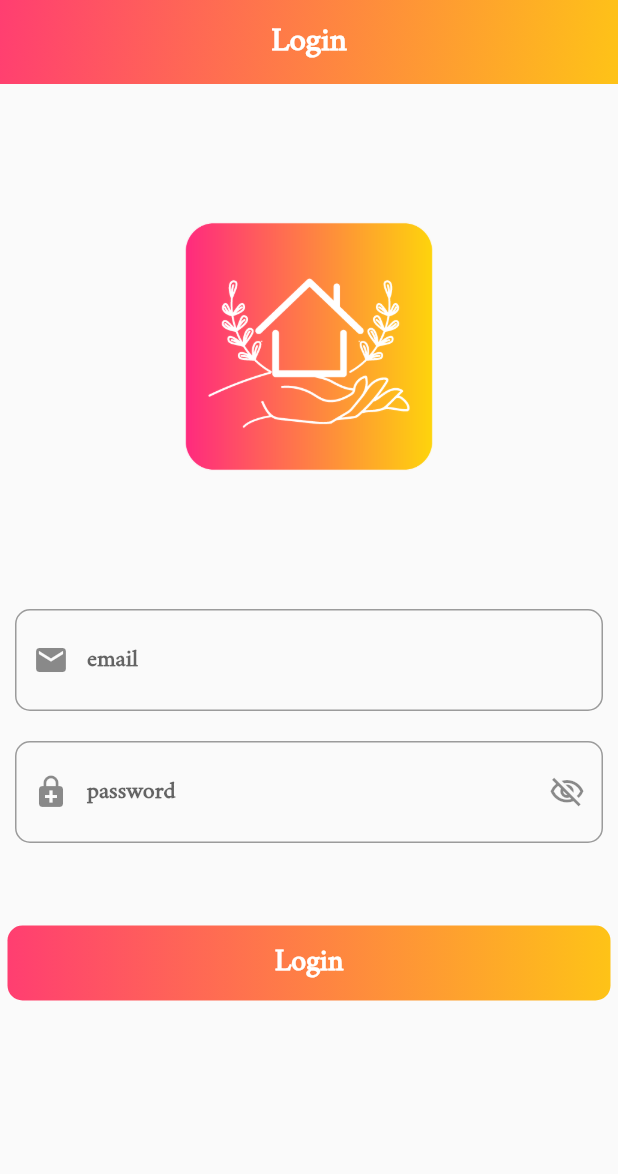
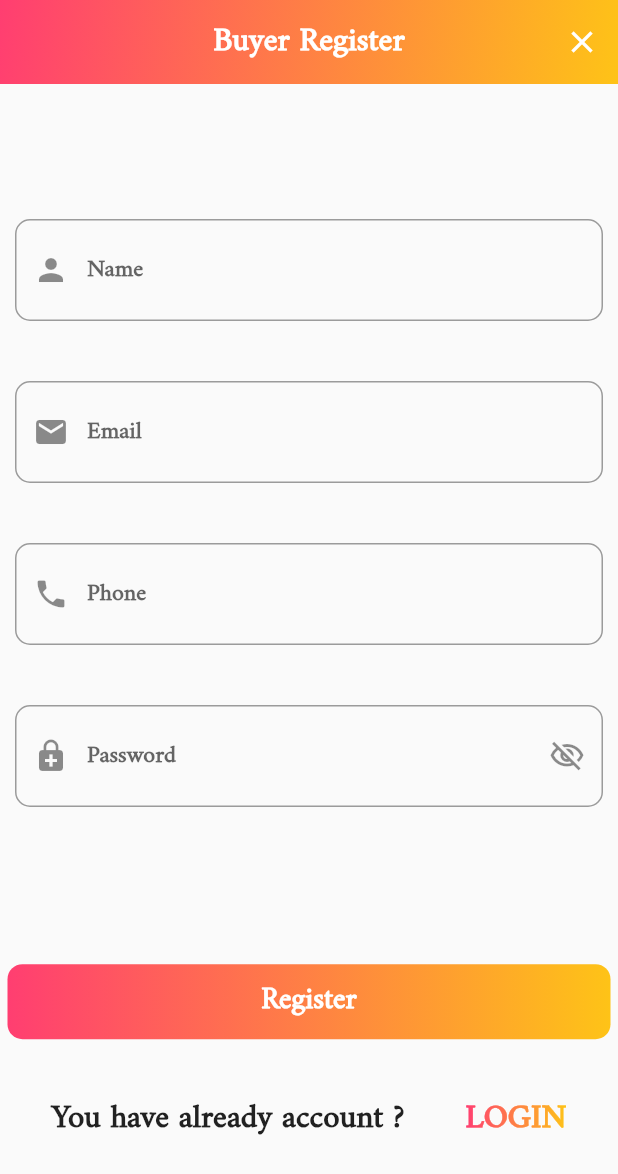
Before and after one commit to oqbahdx/hand-made-new, a Flutter app: the screen it shows after launch, on a phone screen of 412 x 824 dp. Shown: the top 1174 px of the screen. Run offline on Flutter 3.47's test engine with Material 2 defaults, Android fonts, the phone set to English and light mode, and no system bars; drawn by our look-alikes of simple_gradient_text; our stand-ins replace flutter_bloc, google_maps_flutter, google_nav_bar, image_picker, smooth_page_indicator.

Commit message:
add register page

```diff
--- a/lib/main.dart
+++ b/lib/main.dart
@@ -1,6 +1,7 @@
 import 'package:flutter/material.dart';
 import 'package:flutter_bloc/flutter_bloc.dart';
 import 'package:hand_made_new/screens/account/login.dart';
+import 'package:hand_made_new/screens/account/main_register.dart';
 import 'package:hand_made_new/screens/home/map.dart';
 import 'package:hand_made_new/screens/home/start.dart';
 import 'package:hand_made_new/screens/intro/onBoarding.dart';
@@ -18,9 +19,6 @@ void main(){
 
 class MyApp extends StatelessWidget {
   const MyApp({Key key}) : super(key: key);
-
-
-
   @override
   Widget build(BuildContext context) {
     return MultiBlocProvider(
@@ -32,13 +30,14 @@ class MyApp extends StatelessWidget {
           fontFamily: 'Amiri',
         ),
         debugShowCheckedModeBanner: false,
-        initialRoute: LoginPage.id,
+        initialRoute: RegisterMainPage.id,
         routes: {
           OnBoarding.id:(context)=>OnBoarding(),
           StartPage.id:(context)=>const StartPage(),
           MapPage.id:(context)=>const MapPage(),
           AddProduct.id:(context)=>const AddProduct(),
           LoginPage.id:(context)=>const LoginPage(),
+          RegisterMainPage.id:(context)=>const RegisterMainPage(),
         },
       ),
     );
--- a/lib/screens/account/buyer_register.dart
+++ b/lib/screens/account/buyer_register.dart
@@ -0,0 +1,58 @@
+import 'package:flutter/material.dart';
+import 'package:hand_made_new/components/containers.dart';
+import 'package:hand_made_new/state_management/cubit.dart';
+import 'package:hand_made_new/styles/fonts.dart';
+import 'package:hand_made_new/widgets/text_from_field.dart';
+
+class BuyerRegisterPage extends StatefulWidget {
+  const BuyerRegisterPage({Key key}) : super(key: key);
+ static String id = "BuyerRegisterPage";
+  @override
+  _BuyerRegisterPageState createState() => _BuyerRegisterPageState();
+}
+
+class _BuyerRegisterPageState extends State<BuyerRegisterPage> {
+  @override
+  Widget build(BuildContext context) {
+    return Scaffold(
+      body: Column(
+        children: [
+          SizedBox(height: 90,),
+          defaultTextFormField(
+            text: 'Name',
+            type: TextInputType.name,
+            icn: Icons.person,
+            controller: null,
+          ),
+          SizedBox(height: 40,),
+          defaultTextFormField(
+            text: 'Email',
+            type: TextInputType.emailAddress,
+            icn: Icons.email,
+            controller: null,
+          ),
+          SizedBox(height: 40,),
+          defaultTextFormField(
+            text: 'Phone',
+            type: TextInputType.number,
+            icn: Icons.phone,
+            controller: null,
+          ),
+          SizedBox(height: 40,),
+          defaultTextFormField(
+            text: 'Password',
+            type: TextInputType.text,
+            icn: Icons.enhanced_encryption,
+            controller: null,
+            sec: HandCubit.get(context).isShow,
+            showPass: IconButton(onPressed: (){
+              HandCubit.get(context).changePasswordVisibility();
+            }, icon: Icon(HandCubit.get(context).icon)),
+          ),
+
+         // containerBuildTap(text: 'Register',onTap: (){}),
+        ],
+      ),
+    );
+  }
+}
--- a/lib/screens/account/login.dart
+++ b/lib/screens/account/login.dart
@@ -1,10 +1,12 @@
 import 'package:flutter/material.dart';
 import 'package:flutter_bloc/flutter_bloc.dart';
 import 'package:hand_made_new/components/containers.dart';
+import 'package:hand_made_new/screens/account/main_register.dart';
 import 'package:hand_made_new/state_management/cubit.dart';
 import 'package:hand_made_new/state_management/states.dart';
 import 'package:hand_made_new/styles/fonts.dart';
 import 'package:hand_made_new/widgets/app_bar.dart';
+import 'package:hand_made_new/widgets/navigators.dart';
 import 'package:hand_made_new/widgets/text_from_field.dart';
 
 class LoginPage extends StatefulWidget {
@@ -18,10 +20,11 @@ class LoginPage extends StatefulWidget {
 class _LoginPageState extends State<LoginPage> {
   @override
   Widget build(BuildContext context) {
-   return BlocProvider(create: (BuildContext context)=>HandCubit(),
-   child: BlocConsumer<HandCubit,HandMadeState>(
-     listener: (context,state){},
-     builder: (context,state){
+    return BlocProvider(
+      create: (BuildContext context) => HandCubit(),
+      child: BlocConsumer<HandCubit, HandMadeState>(
+        listener: (context, state) {},
+        builder: (context, state) {
           return Scaffold(
               appBar: appBarWidget(
                 title: Text(
@@ -29,7 +32,8 @@ class _LoginPageState extends State<LoginPage> {
                   style: normalText,
                 ),
                 elevation: 0.0,
-               action: Container()),
+                action: IconButton(onPressed: () {}, icon: Icon(Icons.close)),
+              ),
               body: ListView(
                 children: [
                   SizedBox(
@@ -57,11 +61,10 @@ class _LoginPageState extends State<LoginPage> {
                   defaultTextFormField(
                       text: 'password',
                       showPass: IconButton(
-                       onPressed: (){
+                          onPressed: () {
                             HandCubit.get(context).changePasswordVisibility();
                           },
-                       icon: Icon(HandCubit.get(context).icon)
-                   ),
+                          icon: Icon(HandCubit.get(context).icon)),
                       sec: HandCubit.get(context).isShow,
                       function: null,
                       controller: null,
@@ -70,10 +73,24 @@ class _LoginPageState extends State<LoginPage> {
                   SizedBox(
                     height: 50,
                   ),
-               containerBuildTap(
-                 text: 'Login',
-                 onTap: (){}
+                  containerBuildTap(text: 'Login', onTap: () {}),
+                  SizedBox(
+                    height: 20,
                   ),
+                  Row(
+                    mainAxisAlignment: MainAxisAlignment.spaceEvenly,
+                    children: [
+                      Text(
+                        'You have already account ? ',
+                        style: normalText,
+                      ),
+                      gradientText(
+                          text: 'REGISTER',
+                          onTap: () {
+                            moveToPageAndFinish(context, RegisterMainPage());
+                          })
+                    ],
+                  )
                 ],
               ));
         },
--- a/lib/screens/account/main_register.dart
+++ b/lib/screens/account/main_register.dart
@@ -0,0 +1,85 @@
+import 'package:flutter/material.dart';
+import 'package:flutter_bloc/flutter_bloc.dart';
+import 'package:hand_made_new/components/containers.dart';
+import 'package:hand_made_new/screens/account/buyer_register.dart';
+import 'package:hand_made_new/screens/account/login.dart';
+import 'package:hand_made_new/screens/account/seller_register.dart';
+import 'package:hand_made_new/state_management/cubit.dart';
+import 'package:hand_made_new/state_management/states.dart';
+import 'package:hand_made_new/styles/fonts.dart';
+import 'package:hand_made_new/widgets/app_bar.dart';
+import 'package:hand_made_new/widgets/navigators.dart';
+
+
+class RegisterMainPage extends StatefulWidget {
+  const RegisterMainPage({Key key}) : super(key: key);
+  static String id = "RegisterMainPage";
+  @override
+  _RegisterMainPageState createState() => _RegisterMainPageState();
+}
+
+class _RegisterMainPageState extends State<RegisterMainPage> {
+  List<String> titles = [
+    'Buyer Register',
+    'Seller Register'
+  ];
+  @override
+  Widget build(BuildContext context) {
+   double h = MediaQuery.of(context).size.height;
+   double w = MediaQuery.of(context).size.width;
+    return BlocProvider(
+      create:(BuildContext context)=>HandCubit(),
+      child: BlocConsumer<HandCubit,HandMadeState>(
+        listener: (context,state){},
+        builder: (context,state){
+          return  Scaffold(
+            appBar: appBarWidget(
+              action: IconButton(onPressed: (){
+
+              }, icon: Icon(Icons.close)),
+              elevation: 0.0,
+              title: Text(titles[ HandCubit.get(context).index],style: normalText,),
+
+            ),
+            body: ListView(
+              physics: NeverScrollableScrollPhysics(),
+              shrinkWrap: true,
+              children: [
+                Container(
+                  height: h*.70,
+                  child: PageView(
+                    onPageChanged:(int value){
+                      HandCubit.get(context).pageChanged(value);
+                    },
+                    physics: BouncingScrollPhysics(),
+                    children: [
+                      BuyerRegisterPage(),
+                      SellerRegisterPage(),
+
+                    ],),
+                ),
+                SizedBox(height: 5,),
+                Container(
+                  height: h*.18,
+                  child: Column(children: [
+                    containerBuildTap(text: 'Register',onTap: (){}),
+                    SizedBox(height: h*.035,),
+                    Row(
+                      mainAxisAlignment: MainAxisAlignment.spaceEvenly,
+                      children: [
+                      Text('You have already account ? ',style: normalText,),
+                      gradientText(text: 'LOGIN',onTap: (){
+                        moveToPageAndFinish(context,LoginPage());
+                      })
+                    ],)
+                  ],),
+                ),
+              ],
+            )
+
+          );
+        },
+      ),
+    );
+  }
+}
--- a/lib/screens/products/add_product.dart
+++ b/lib/screens/products/add_product.dart
@@ -145,7 +145,19 @@ class _AddProductState extends State<AddProduct> {
                             onTap: (){
                               showDialogBuild(context);
                             }
-                        ))],
+                        )),
+
+                    SizedBox(height: 20,),
+                    Row(
+                      mainAxisAlignment: MainAxisAlignment.spaceEvenly,
+                      children: [
+                      Text('Don\' have an account ? ',style: normalText,),
+                      gradientText(text: 'Register Now',onTap: (){
+                        print('you clicked here');
+                      })
+                    ],),
+
+                  ],
                 ),
               ),
             ),
--- a/lib/state_management/cubit.dart
+++ b/lib/state_management/cubit.dart
@@ -28,16 +28,17 @@ class HandCubit extends Cubit<HandMadeState> {
   }
 
   final picker = ImagePicker();
-  File image = null;
+  File image;
   Future getImage(ImageSource src) async {
     final pickedFile = await picker.pickImage(
-        source: src, imageQuality: 50, maxHeight: 300, maxWidth: 300);
+        source: src, imageQuality: 80, maxHeight: 300, maxWidth: 300);
 
       if (pickedFile != null) {
         image = File(pickedFile.path);
+        emit(HandUpdateImageSuccessState());
       }
       print(image.path.split('/').last);
-      emit(HandShowDialogState());
+
   }
 
   bool isShow = true;
@@ -47,5 +48,9 @@ class HandCubit extends Cubit<HandMadeState> {
     icon = isShow ? Icons.visibility_off_outlined : Icons.visibility;
     emit(HandChangePasswordVisibility());
   }
-
+  int index = 0;
+  pageChanged(int value){
+  index = value;
+  emit(HandChangeTitleMainRegisterSuccessState());
+  }
 }
--- a/lib/state_management/states.dart
+++ b/lib/state_management/states.dart
@@ -12,3 +12,5 @@ class HandChangeButtonNavState extends HandMadeState {}
 class HandChangeDropMenuItemState extends HandMadeState {}
 class HandShowDialogState extends HandMadeState {}
 class HandChangePasswordVisibility extends HandMadeState {}
+class HandUpdateImageSuccessState extends HandMadeState {}
+class HandChangeTitleMainRegisterSuccessState extends HandMadeState {}
--- a/lib/styles/fonts.dart
+++ b/lib/styles/fonts.dart
@@ -1,5 +1,7 @@
 import 'package:flutter/material.dart';
+import 'package:simple_gradient_text/simple_gradient_text.dart';
 
+import 'colors.dart';
 
 
 TextStyle containerStyle = TextStyle(
@@ -13,3 +15,14 @@ TextStyle normalText = TextStyle(
   fontSize: 22,
   fontWeight: FontWeight.bold,
 );
+
+Widget gradientText({String text,Function onTap}){
+ return GestureDetector(
+   onTap: onTap,
+   child: GradientText(
+      text,
+      style: normalText,
+      colors: gradientColor,
+    ),
+ );
+}
--- a/pubspec.yaml
+++ b/pubspec.yaml
@@ -18,6 +18,7 @@ dependencies:
   flutter_bloc: ^7.3.0
   google_maps_flutter: ^2.0.11
   image_picker: ^0.8.4+2
+  simple_gradient_text: ^1.2.2
   flutter:
     sdk: flutter
 
```
Also changed, not shown: lib/screens/account/seller_register.dart (+61 -0 lines), pubspec.lock. Lines whose indentation alone changed are shown as unchanged.
